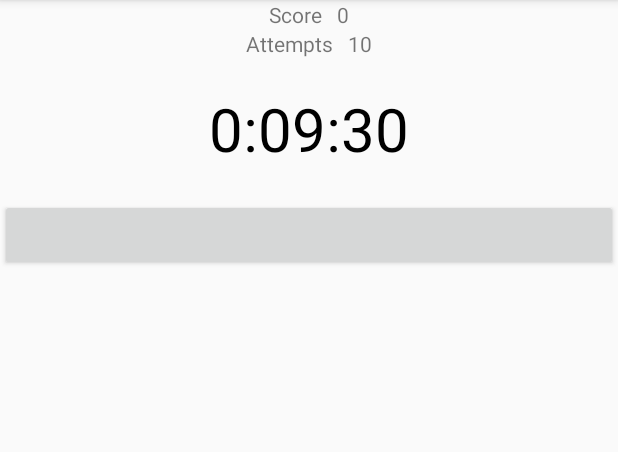
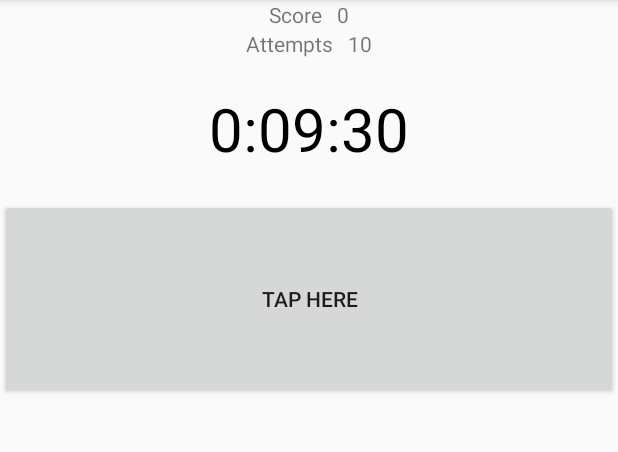
Before and after one commit to davidrawlings10/StopwatchChallenge, an Android app: the screen it shows after launch (MainActivity), on a phone screen of 412 x 824 dp, the part 84-536 px from its top. Run offline under Robolectric (Android 15) with nearby library versions, the phone set to English and light mode, and no system bars.

Commit message:
restart button functioning correctly

```diff
--- a/app/src/main/java/com/example/stopwatchchallenge/MainActivity.java
+++ b/app/src/main/java/com/example/stopwatchchallenge/MainActivity.java
@@ -1,8 +1,8 @@
 package com.example.stopwatchchallenge;
 
 import android.content.Context;
+import android.content.pm.ActivityInfo;
 import android.graphics.Color;
-import android.graphics.Typeface;
 import android.os.Handler;
 import android.os.SystemClock;
 import android.support.v7.app.AppCompatActivity;
@@ -13,10 +13,8 @@ import android.widget.Button;
 import android.widget.LinearLayout;
 import android.widget.TextView;
 
-import java.io.Console;
-
 public class MainActivity extends AppCompatActivity {
-    Button btnRolf;
+    Button btnMain;
     TextView textViewObject;
     Handler customerHandler = new Handler();
     LinearLayout container;
@@ -28,28 +26,32 @@ public class MainActivity extends AppCompatActivity {
 
     int score = 0;
     int attempts = 10;
+    int taps = 0;
+    //boolean clockStopped = false;
 
     Runnable updateTimerThread = new Runnable() {
         @Override
         public void run() {
-            if (attempts > 0) {
+            System.out.println("timeInMilliseconds:"+timeInMilliseconds+", startTime:"+startTime);
+            System.out.println(attempts);
             timeInMilliseconds = SystemClock.uptimeMillis() - startTime;
             int secs = (int) (timeInMilliseconds / 1000);
             int mins = secs / 60;
             secs %= 60;
             int milliseconds = (int) (timeInMilliseconds % 1000 / 10);
+            if (attempts > 0)
                 textViewObject.setText("" + mins + ":" + String.format("%02d", secs) + ":"
                         + String.format("%02d", milliseconds));
             customerHandler.postDelayed(this, 0);
-            }
         }
     };
 
     @Override
     protected void onCreate(Bundle savedInstanceState) {
         super.onCreate(savedInstanceState);
+        setRequestedOrientation(ActivityInfo.SCREEN_ORIENTATION_PORTRAIT);
         setContentView(R.layout.activity_main);
-        btnRolf = (Button)findViewById(R.id.btnRolf);
+        btnMain = (Button)findViewById(R.id.btnRolf);
         textViewObject = (TextView)findViewById(R.id.timerView);
         container = (LinearLayout)findViewById(R.id.container);
         background = (LinearLayout)findViewById(R.id.background);
@@ -60,11 +62,25 @@ public class MainActivity extends AppCompatActivity {
         startTime = SystemClock.uptimeMillis();
         customerHandler.postDelayed(updateTimerThread, 0);
 
-        btnRolf.setOnClickListener(new View.OnClickListener() {
+        btnMain.setOnClickListener(new View.OnClickListener() {
             @Override
             public void onClick(View view) {
-                if (attempts == 0)
+                if (attempts == 0) {
+                    // restart the game if button is tapped when user is out of attempts
+                    taps = 0;
+                    attempts = 10;
+                    score = 0;
+                    btnMain.setText("Tap Here");
+                    scoreViewObject.setText("Points   " + Integer.toString(score));
+                    attemptsViewObject.setText("Attempts   " + Integer.toString(attempts));
+                    startTime = SystemClock.uptimeMillis();
+                    timeInMilliseconds = 0L;
+                    container.removeAllViews();
                     return;
+                }
+
+                btnMain.setText("");
+                ++taps;
 
                 LayoutInflater inflater = (LayoutInflater) getBaseContext().getSystemService(Context.LAYOUT_INFLATER_SERVICE);
                 View addView = inflater.inflate(R.layout.row, null);
@@ -78,6 +94,8 @@ public class MainActivity extends AppCompatActivity {
                 rowText.append("    " + textViewObject.getText() + "     +" + pointsAwarded + " pts");
                 if (pointsAwarded != 50) {
                     attempts--;
+                    if (attempts == 0)
+                        btnMain.setText("Restart");
                 } else {
                     rowText.append("    +1 attempt");
                 }
@@ -106,6 +124,8 @@ public class MainActivity extends AppCompatActivity {
                         break;
                 }
                 container.addView(addView, 0);
+                if (taps > 12)
+                    container.removeViewAt(12);
             }
         });
     }
--- a/app/src/main/res/layout/activity_main.xml
+++ b/app/src/main/res/layout/activity_main.xml
@@ -15,13 +15,6 @@
         android:layout_gravity="center"
         android:layout_centerHorizontal="true"
         android:layout_centerVertical="true">
-
-        <!--Button
-            android:id="@+id/btnHome"
-            android:text="H"
-            android:layout_weight="1"
-            android:layout_width="25px"
-            android:layout_height="wrap_content"/-->
 
         <TextView
             android:id="@+id/scoreView"
@@ -44,7 +37,6 @@
             android:layout_width="wrap_content"
             android:layout_height="wrap_content"
             android:text="Large Text"/>
-
     </LinearLayout>
 
     <TextView
@@ -70,24 +62,10 @@
 
         <Button
             android:id="@+id/btnRolf"
-            android:text=""
+            android:text="Tap Here"
             android:layout_weight="1"
             android:layout_width="50px"
-            android:layout_height="wrap_content"/>
-
-        <!--Button
-            android:id="@+id/btnStart"
-            android:text="Start"
-            android:layout_weight="1"
-            android:layout_width="0dp"
-            android:layout_height="wrap_content"/-->
-
-        <!--Button
-            android:id="@+id/btnPause"
-            android:text="Pause"
-            android:layout_weight="1"
-            android:layout_width="0dp"
-            android:layout_height="wrap_content"/-->
+            android:layout_height="200px"/>
     </LinearLayout>
 
         <LinearLayout
@@ -112,33 +90,4 @@
             </ScrollView>
     </LinearLayout>
 
-    <!--Button
-        android:layout_width="wrap_content"
-        android:layout_height="wrap_content
-" />
-
-    <Chronometer
-        android:id="@+id/chronometer"
-        android:layout_width="wrap_content"
-        android:layout_height="wrap_content"
-        android:textSize="30sp"/>
-
-    <Button
-        android:layout_width="wrap_content"
-        android:layout_height="wrap_content"
-        android:text="Start"
-        android:onClick="startChronometer"/>
-
-    <Button
-        android:layout_width="wrap_content"
-        android:layout_height="wrap_content"
-        android:text="Pause"
-        android:onClick="pauseChronometer"/>
-
-    <Button
-        android:layout_width="wrap_content"
-        android:layout_height="wrap_content"
-        android:text="Reset"
-        android:onClick="resetChronometer"/-->
-
 </LinearLayout>
--- a/build.gradle
+++ b/build.gradle
@@ -7,7 +7,7 @@ buildscript {
         jcenter()
     }
     dependencies {
-        classpath 'com.android.tools.build:gradle:3.1.4'
+        classpath 'com.android.tools.build:gradle:3.2.1'
 
 
         // NOTE: Do not place your application dependencies here; they belong
```
Also changed, not shown: gradle/wrapper/gradle-wrapper.properties. Lines whose indentation alone changed are shown as unchanged.
